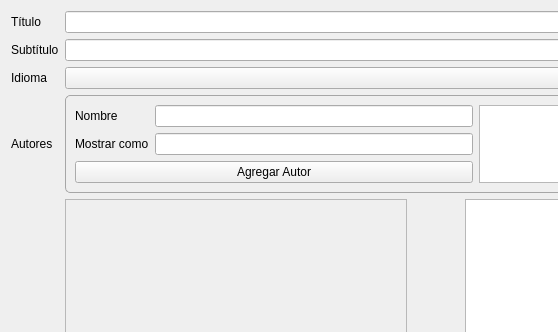
The window that gui/forms/basic_metadata_widget.ui (leandro86/epubcreator) describes before a commit, drawn with Qt 5; both pictures show x 0 to 558 and y 0 to 332 of the 817 by 656 pixel window.
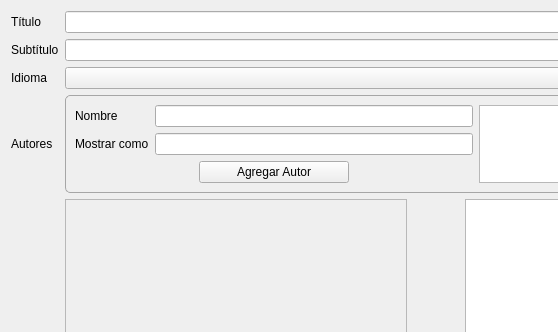
The same window after the commit. Icons and pictures are not drawn. Custom widgets are drawn as their Qt base class.

Commit message: Gui: reducido tamaño de algunos botones.

Diff of the .ui file:
```diff
--- a/gui/forms/basic_metadata_widget.ui
+++ b/gui/forms/basic_metadata_widget.ui
@@ -155,7 +155,7 @@
         </property>
        </widget>
       </item>
-      <item row="2" column="0" colspan="2">
+      <item row="2" column="0" colspan="2" alignment="Qt::AlignHCenter">
        <widget class="QPushButton" name="addAuthorButton">
         <property name="sizePolicy">
          <sizepolicy hsizetype="Expanding" vsizetype="Fixed">
@@ -163,6 +163,12 @@
           <verstretch>0</verstretch>
          </sizepolicy>
         </property>
+        <property name="minimumSize">
+         <size>
+          <width>150</width>
+          <height>0</height>
+         </size>
+        </property>
         <property name="text">
          <string>Agregar Autor</string>
         </property>
```
The commit also changes 3 other files.
